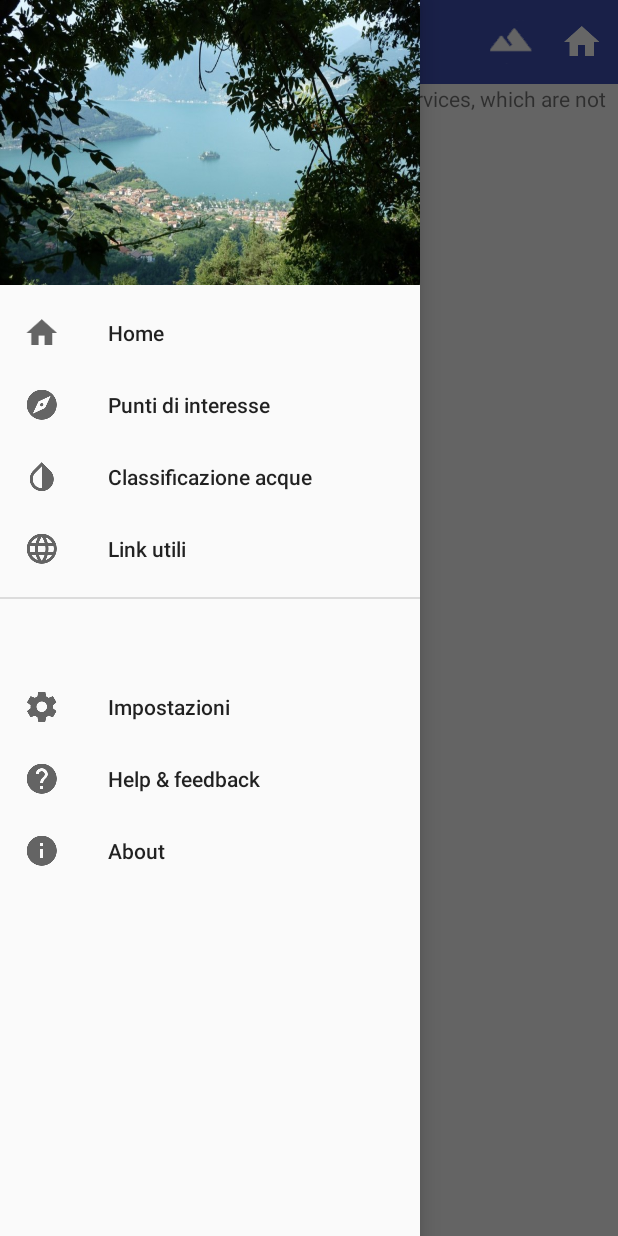
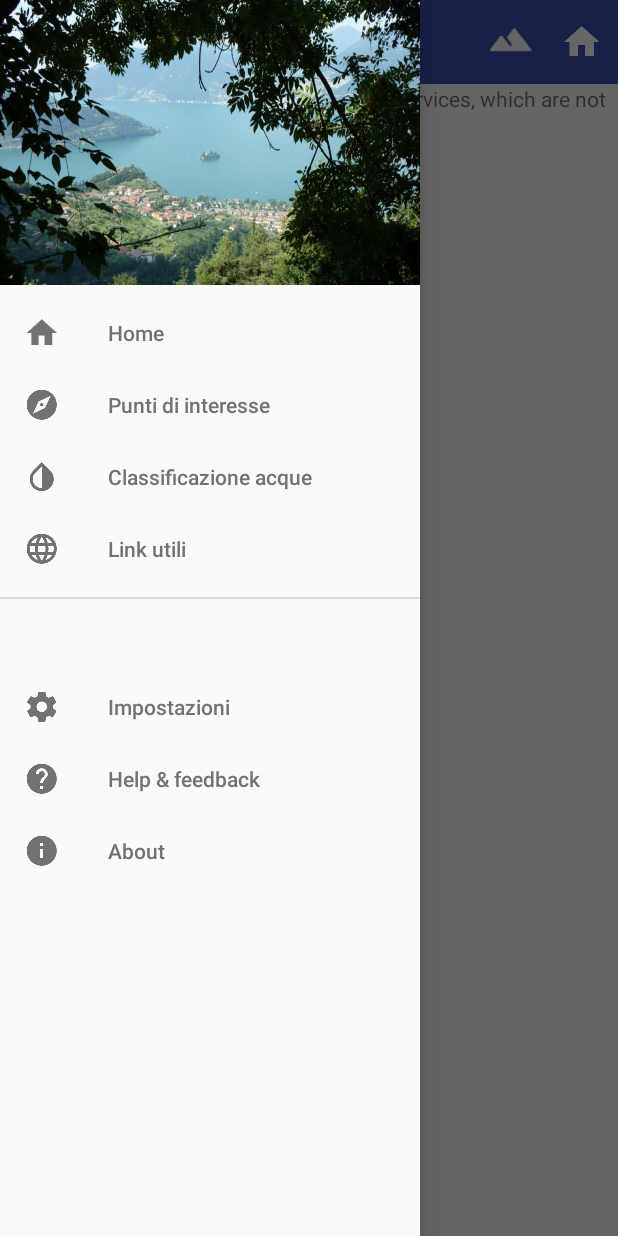
Before and after one commit to Ins90/LagoIseo, an Android app: the screen it shows after launch (MainActivity), with the side drawer open, on a phone screen of 412 x 824 dp. Run offline under Robolectric (Android 15) with nearby library versions, the phone set to English and light mode, and no system bars; 11 statements that could not run were skipped.

Commit message:
Change highlight color item navigation drawer

```diff
--- /dev/null
+++ b/app/src/main/res/color/drawer_item.xml
@@ -0,0 +1,6 @@
+<?xml version="1.0" encoding="utf-8"?>
+
+<selector xmlns:android="http://schemas.android.com/apk/res/android">
+    <item android:color="@color/item_text_selected" android:state_checked="true" />
+    <item android:color="@color/text_grey"/>
+</selector>
--- a/app/src/main/res/color/nav_drawer_item_main_text.xml
+++ /dev/null
@@ -1,10 +0,0 @@
-<?xml version="1.0" encoding="utf-8"?>
-
-<selector
-    xmlns:android="http://schemas.android.com/apk/res/android">
-
-    <item android:color="@color/nav_drawer_item_text_selected"
-        android:state_selected="true" />
-
-    <item android:color="@color/text_black_text_87"/>
-</selector>
--- a/app/src/main/res/layout/activity_main.xml
+++ b/app/src/main/res/layout/activity_main.xml
@@ -31,5 +31,7 @@
         android:layout_gravity="start"
         app:headerLayout="@layout/header"
         app:menu="@menu/menu_drawer"
+        app:itemTextColor="@color/drawer_item"
+        app:itemIconTint="@color/drawer_item"
         />
 </android.support.v4.widget.DrawerLayout>
--- a/app/src/main/res/menu/menu_drawer.xml
+++ b/app/src/main/res/menu/menu_drawer.xml
@@ -1,15 +1,14 @@
 <?xml version="1.0" encoding="utf-8"?>
-<menu xmlns:android="http://schemas.android.com/apk/res/android">
+<menu xmlns:android="http://schemas.android.com/apk/res/android" >
 
-    <group android:checkableBehavior="single" >
+    <group android:checkableBehavior="single">
 
         <item
             android:id="@+id/home"
-            style="@style/NavDrawerRowItemText"
             android:checked="false"
             android:icon="@drawable/ic_home_white_24dp"
             android:title="@string/home_string"
-            android:textColor="@color/nav_drawer_item_text_selected"  />
+             />
 
         <item
             android:id="@+id/explore"
--- a/app/src/main/res/values/colors.xml
+++ b/app/src/main/res/values/colors.xml
@@ -1,14 +1,13 @@
 <?xml version="1.0" encoding="utf-8"?>
 <resources>
-    <color name="PrimaryColor">#3F51B5</color>
+    <color name="PrimaryColor">@color/blue_500</color>
     <color name="PrimaryDarkColor">#303F9F</color>
     <color name="navigationBarColor">#000000</color>
     <color name="textColorPrimary">#FFFFFF</color>
 
-    <color name="nav_drawer_item_text_selected">@color/blue_500</color>
+    <color name="item_text_selected">@color/blue_500</color>
 
-    <color name="text_black_text_87">#DE000000</color>
-
-    <color name="blue_500">#2196f3</color>
+    <color name="text_grey">#727272</color>
+    <color name="blue_500">#3F51B5</color>
 
 </resources>
--- a/app/src/main/res/values/styles.xml
+++ b/app/src/main/res/values/styles.xml
@@ -11,10 +11,4 @@
     </style>
     <style name="Theme.TransparencyDemo" parent="@android:style/Theme.Holo.Light"/>
 
-    <style name="NavDrawerRowItemText">
-        <item name="android:layout_width">wrap_content</item>
-        <item name="android:layout_height">wrap_content</item>
-        <item name="android:textColor">@color/nav_drawer_item_main_text</item>
-        <item name="android:layout_gravity">start|center_vertical</item>
-    </style>
 </resources>
```
